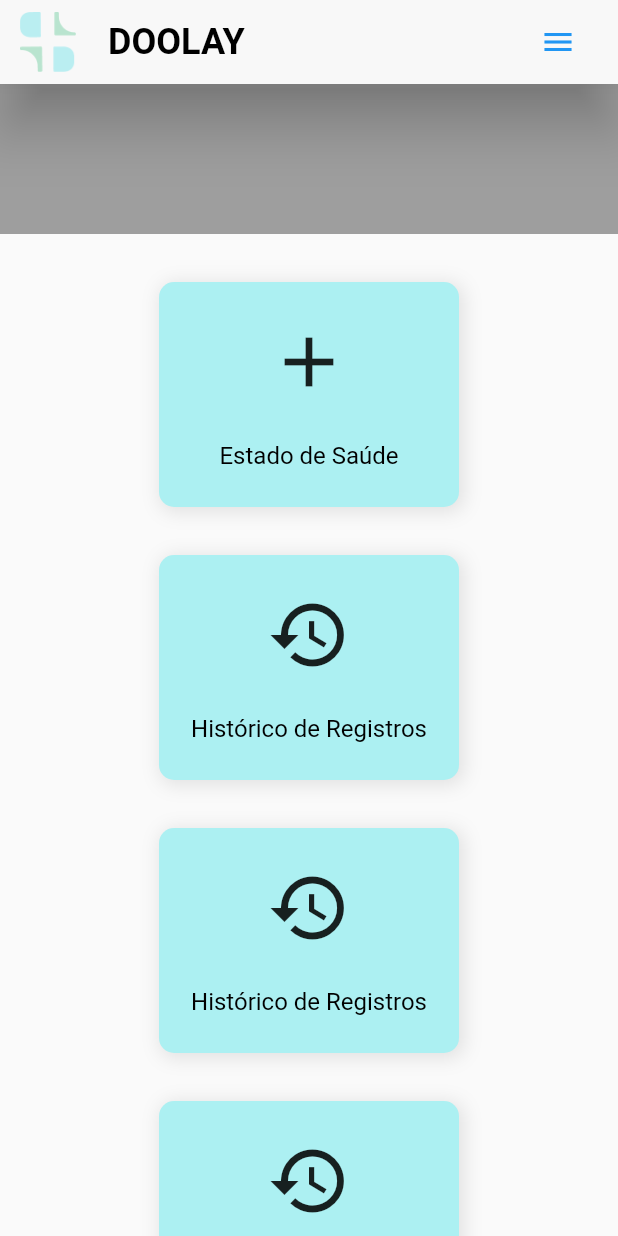
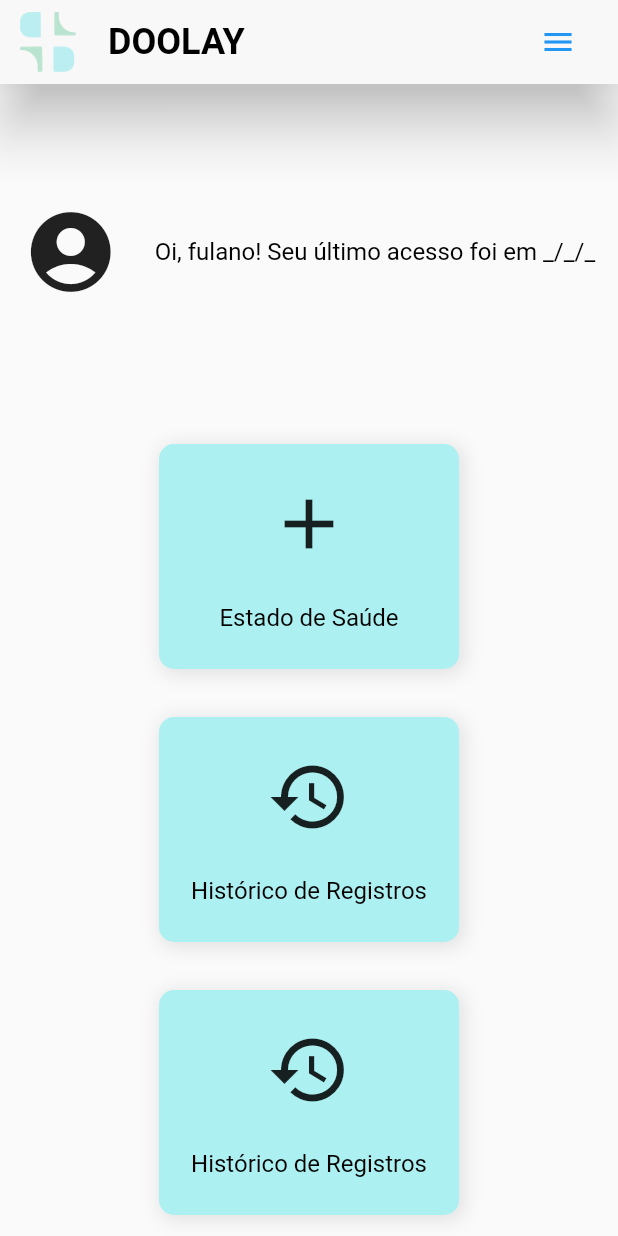
Before and after one commit to caikmoraes/doolay-front, a Flutter app: the PanelPage screen opened by its route, on a phone screen of 412 x 824 dp. Run offline on Flutter 3.47's test engine with Material 2 defaults, Android fonts, the phone set to English and light mode, and no system bars; our stand-ins replace flutter_modular, flutter_triple, rive, url_strategy.

Commit message:
Animaçao

```diff
--- a/lib/app/modules/panel/panel_page.dart
+++ b/lib/app/modules/panel/panel_page.dart
@@ -1,5 +1,8 @@
 import 'package:doolay_front/app/shared/doolay_menu.dart';
+import 'package:doolay_front/app/shared/features/panel_features.dart';
 import 'package:doolay_front/app/shared/layout/responsive.dart';
+import 'package:doolay_front/app/shared/widgets/doolay_feature.dart';
+import 'package:doolay_front/app/shared/widgets/hello_widget.dart';
 import 'package:flutter_modular/flutter_modular.dart';
 import 'package:doolay_front/app/modules/panel/panel_store.dart';
 import 'package:flutter/material.dart';
@@ -17,15 +20,36 @@ class PanelPage extends StatefulWidget {
 class PanelPageState extends State<PanelPage> {
   final PanelStore store = Modular.get();
   final GlobalKey<ScaffoldState> _key = GlobalKey();
+
   @override
   Widget build(BuildContext context) {
+    final ScrollController scrollController = ScrollController();
     return Scaffold(
       key: _key,
       appBar: doolayMenu(_key, context),
       drawer: doolayDrawer(_key, context),
-      body: ResponsiveTool.isLargeScreen(context)
-          ? const LargePanel()
-          : const SmallPanel(),
+      body: Scrollbar(
+        controller: scrollController,
+        child: SingleChildScrollView(
+          controller: scrollController,
+          child: Column(
+            children: [
+              const HelloWidget(),
+              Wrap(
+                alignment: WrapAlignment.center,
+                children: getPanelFeatures(context)
+                    .map(
+                      (e) => DoolayFeature(
+                        icon: e.icon,
+                        description: e.description,
+                      ),
+                    )
+                    .toList(),
+              ),
+            ],
+          ),
+        ),
+      ),
     );
   }
 }
--- a/lib/app/shared/app_constants.dart
+++ b/lib/app/shared/app_constants.dart
@@ -4,4 +4,5 @@ class AppConstants {
   static const HOME = 'images/home.png';
   static const BACKGROUND_USU = 'images/backgroundUsuario.png';
   static const BACKGROUND_SAUDE = 'images/backgroundeEstadoSaude.png';
+  static const DOOLAY_ANIMATION = 'animations/doolay_animation.riv';
 }
--- a/lib/app/shared/widgets/hello_widget.dart
+++ b/lib/app/shared/widgets/hello_widget.dart
@@ -5,15 +5,19 @@ class HelloWidget extends StatelessWidget {
 
   @override
   Widget build(BuildContext context) {
-    return Row(
-      children: [
-        Expanded(
-          child: Container(
-            height: 100,
-            color: Colors.grey,
+    return Container(
+      margin: const EdgeInsets.symmetric(vertical: 80),
+      child: Row(
+        mainAxisAlignment: MainAxisAlignment.center,
+        children: const [
+          Icon(
+            Icons.account_circle,
+            size: 64,
           ),
-        )
-      ],
+          SizedBox(width: 24),
+          Text('Oi, fulano! Seu último acesso foi em _/_/_'),
+        ],
+      ),
     );
   }
 }
--- a/lib/app/shared/widgets/login_form.dart
+++ b/lib/app/shared/widgets/login_form.dart
@@ -1,3 +1,4 @@
+import 'package:doolay_front/app/modules/auth/auth_store.dart';
 import 'package:flutter/material.dart';
 import 'package:flutter_modular/flutter_modular.dart';
 
@@ -11,6 +12,7 @@ class DoolayLoginForm extends StatelessWidget {
 
   @override
   Widget build(BuildContext context) {
+    final AuthStore authStore = Modular.get();
     return Form(
       child: Column(
         crossAxisAlignment: CrossAxisAlignment.start,
@@ -44,7 +46,7 @@ class DoolayLoginForm extends StatelessWidget {
             children: [
               Expanded(
                 child: ElevatedButton(
-                  onPressed: () => Modular.to.navigate('/panel/'),
+                  onPressed: () => authStore.login(context),
                   child: const Text('Entrar'),
                 ),
               ),
--- a/pubspec.yaml
+++ b/pubspec.yaml
@@ -50,6 +50,7 @@ dev_dependencies:
   triple_test: ^0.0.8
   modular_test: ^1.0.1+1
   url_strategy: ^0.2.0
+  rive: ^0.7.28
 
 # For information on the generic Dart part of this file, see the
 # following page: https://dart.dev/tools/pub/pubspec
@@ -69,6 +70,7 @@ flutter:
     - images/home.png
     - images/login.png
     - images/logo.png
+    - animations/doolay_animation.riv
 
   # An image asset can refer to one or more resolution-specific "variants", see
   # https://flutter.dev/assets-and-images/#resolution-aware.
```
Also changed, not shown: lib/app/modules/auth/auth_store.dart (+13 -1 lines), lib/app/shared/widgets/loading_screen.dart (added, +17 -0 lines), pubspec.lock, 1 other file.
